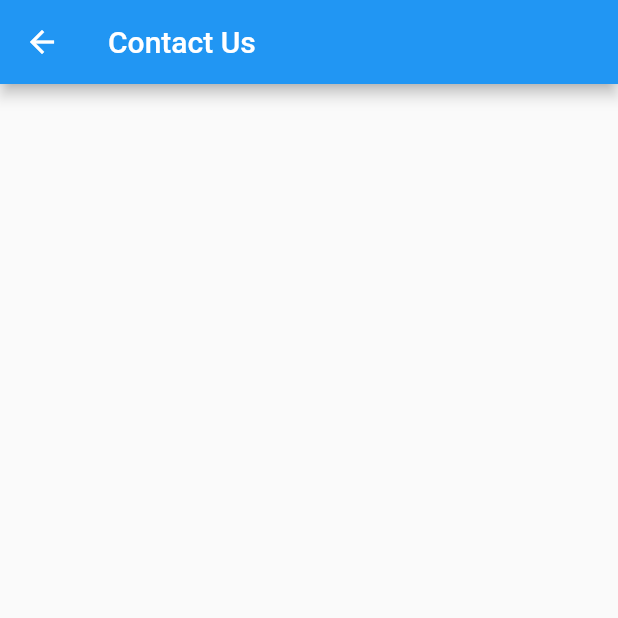
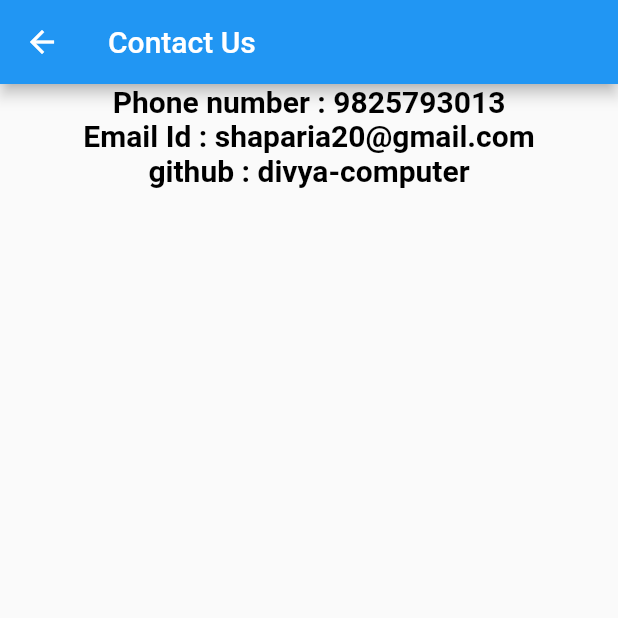
Before and after one commit to divya-computer/aliteinfotech, a Flutter app: the ContactUs screen opened directly, on a phone screen of 412 x 824 dp, the top half of it. Run offline on Flutter 3.47's test engine with Material 2 defaults, Android fonts, the phone set to English and light mode, and no system bars; our stand-ins replace fluttertoast, pdf; network calls fail.

Commit message:
aboutus and contact us

```diff
--- a/lib/Activity/Contactus.dart
+++ b/lib/Activity/Contactus.dart
@@ -1,3 +1,5 @@
+// ignore_for_file: prefer_const_constructors, prefer_const_literals_to_create_immutables
+
 import 'package:flutter/material.dart';
 
 class ContactUs extends StatefulWidget {
@@ -14,6 +16,37 @@ class _ContactUsState extends State<ContactUs> {
       appBar: AppBar(
         title: Text('Contact Us'),
       ),
+      body: Column(
+        children: [
+          Center(
+            child: Text(
+              'Phone number : 9825793013',
+              style: TextStyle(
+                  color: Colors.black,
+                  fontSize: 20,
+                  fontWeight: FontWeight.bold),
+            ),
+          ),
+          Center(
+            child: Text(
+              'Email Id : shaparia20@gmail.com',
+              style: TextStyle(
+                  color: Colors.black,
+                  fontSize: 20,
+                  fontWeight: FontWeight.bold),
+            ),
+          ),
+          Center(
+            child: Text(
+              'github : divya-computer',
+              style: TextStyle(
+                  color: Colors.black,
+                  fontSize: 20,
+                  fontWeight: FontWeight.bold),
+            ),
+          ),
+        ],
+      ),
     );
   }
 }
```
Also changed, not shown: lib/Activity/Aboutus.dart (+35 -1 lines).
